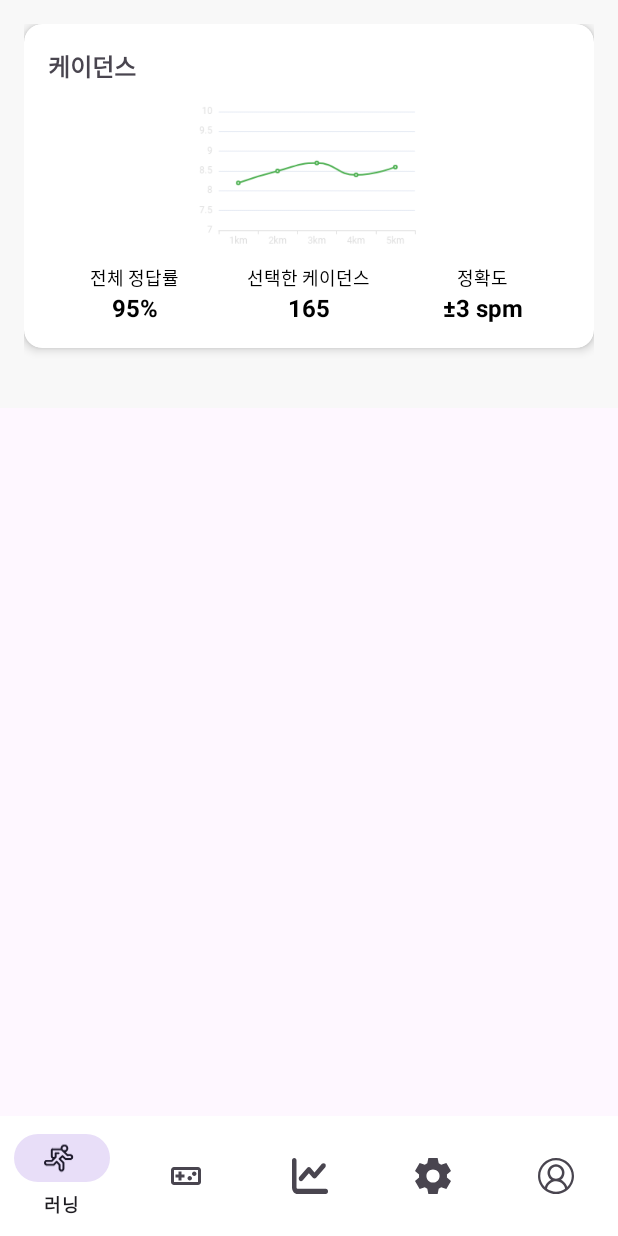
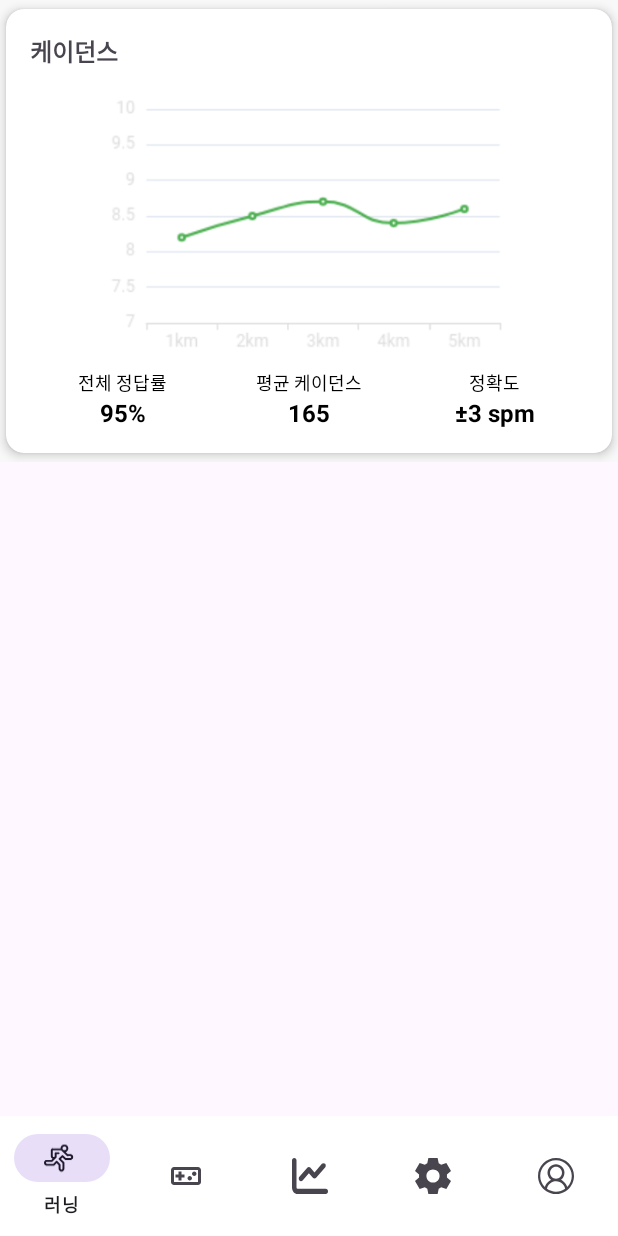
Before and after one commit to DSWU-TEAM-234/TEMRUN-FINAL, an Android app: the fragment CadenceFragment placed in its activity, on a phone screen of 412 x 824 dp. Run offline under Robolectric (Android 15) with nearby library versions, the phone set to English and light mode, and no system bars.

Commit message:
세션 수정

```diff
--- a/app/src/main/res/layout/fragment_cadence.xml
+++ b/app/src/main/res/layout/fragment_cadence.xml
@@ -3,17 +3,19 @@
     xmlns:app="http://schemas.android.com/apk/res-auto"
     android:layout_width="match_parent"
     android:layout_height="wrap_content"
+    android:background="@color/G_white"
     android:orientation="vertical"
-    android:padding="16dp"
-    android:background="@color/G_white">
+    android:padding="0dp">
 
     <!-- 케이던스 카드뷰 -->
     <androidx.cardview.widget.CardView
         android:layout_width="match_parent"
         android:layout_height="wrap_content"
-        android:layout_marginBottom="24dp"
+        android:layout_margin="0dp"
         app:cardCornerRadius="12dp"
-        app:cardElevation="4dp">
+        app:cardElevation="4dp"
+        app:cardPreventCornerOverlap="false"
+        app:cardUseCompatPadding="true">
 
         <LinearLayout
             android:layout_width="match_parent"
@@ -25,95 +27,108 @@
                 android:id="@+id/titleCadence"
                 android:layout_width="wrap_content"
                 android:layout_height="wrap_content"
+                android:layout_marginBottom="8dp"
                 android:text="케이던스"
-                android:textStyle="bold"
                 android:textSize="16sp"
-                android:layout_marginBottom="8dp" />
+                android:textStyle="bold" />
 
-            <ImageView
+            <!-- 차트 컨테이너 -->
+            <FrameLayout
+                android:id="@+id/chartContainer"
                 android:layout_width="match_parent"
-                android:layout_height="100dp"
-                android:src="@drawable/breathing_graph_ex"
-                android:scaleType="fitCenter"
-                android:layout_marginBottom="12dp" />
+                android:layout_height="180dp"
+                android:layout_marginBottom="12dp">
 
-            <!-- 지표 -->
+                <!-- 기본 이미지 (차트가 추가되면 숨김 처리) -->
+                <ImageView
+                    android:id="@+id/imageView"
+                    android:layout_width="match_parent"
+                    android:layout_height="match_parent"
+                    android:scaleType="fitCenter"
+                    android:src="@drawable/breathing_graph_ex" />
+
+            </FrameLayout>
+
+            <!-- 통계 지표 -->
             <LinearLayout
                 android:layout_width="match_parent"
                 android:layout_height="wrap_content"
-                android:orientation="horizontal"
-                android:gravity="center">
+                android:gravity="center"
+                android:orientation="horizontal">
 
                 <!-- 전체 정답률 -->
                 <LinearLayout
                     android:layout_width="0dp"
                     android:layout_height="wrap_content"
                     android:layout_weight="1"
-                    android:orientation="vertical"
-                    android:gravity="center">
+                    android:gravity="center"
+                    android:orientation="vertical">
 
                     <TextView
                         android:layout_width="wrap_content"
                         android:layout_height="wrap_content"
                         android:text="전체 정답률"
-                        android:textSize="12sp"
-                        android:textColor="@color/black" />
+                        android:textColor="@color/black"
+                        android:textSize="12sp" />
 
                     <TextView
                         android:id="@+id/textCadenceAccuracy"
                         android:layout_width="wrap_content"
                         android:layout_height="wrap_content"
+                        android:text="0%"
+                        android:textColor="@color/black"
                         android:textSize="16sp"
-                        android:textStyle="bold"
-                        android:textColor="@color/black" />
+                        android:textStyle="bold" />
                 </LinearLayout>
 
-                <!-- 선택한 케이던스 -->
+                <!-- 평균 케이던스 -->
                 <LinearLayout
                     android:layout_width="0dp"
                     android:layout_height="wrap_content"
                     android:layout_weight="1"
-                    android:orientation="vertical"
-                    android:gravity="center">
+                    android:gravity="center"
+                    android:orientation="vertical">
 
                     <TextView
                         android:layout_width="wrap_content"
                         android:layout_height="wrap_content"
-                        android:text="선택한 케이던스"
-                        android:textSize="12sp"
-                        android:textColor="@color/black" />
+                        android:text="평균 케이던스"
+                        android:textColor="@color/black"
+                        android:textSize="12sp" />
 
                     <TextView
                         android:id="@+id/textCadenceValue"
                         android:layout_width="wrap_content"
                         android:layout_height="wrap_content"
+                        android:text="0"
+                        android:textColor="@color/black"
                         android:textSize="16sp"
-                        android:textStyle="bold"
-                        android:textColor="@color/black" />
+                        android:textStyle="bold" />
                 </LinearLayout>
 
-                <!-- 케이던스 정확도 -->
+                <!-- 정확도 -->
                 <LinearLayout
                     android:layout_width="0dp"
                     android:layout_height="wrap_content"
                     android:layout_weight="1"
-                    android:orientation="vertical"
-                    android:gravity="center">
+                    android:gravity="center"
+                    android:orientation="vertical">
 
                     <TextView
                         android:layout_width="wrap_content"
                         android:layout_height="wrap_content"
                         android:text="정확도"
-                        android:textSize="12sp"
-                        android:textColor="@color/black" />
+                        android:textColor="@color/black"
+                        android:textSize="12sp" />
 
                     <TextView
                         android:id="@+id/textCadencePrecision"
                         android:layout_width="wrap_content"
                         android:layout_height="wrap_content"
+                        android:text="±0 spm"
+                        android:textColor="@color/black"
                         android:textSize="16sp"
-                        android:textStyle="bold"
-                        android:textColor="@color/black" />
+                        android:textStyle="bold" />
                 </LinearLayout>
             </LinearLayout>
         </LinearLayout>
```
